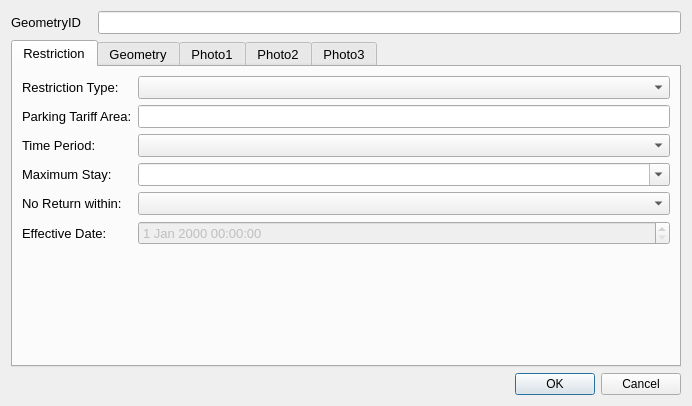
Old version of the form ui/pta_dialog_base_qt5.ui in the repository tlh22/TOMs.
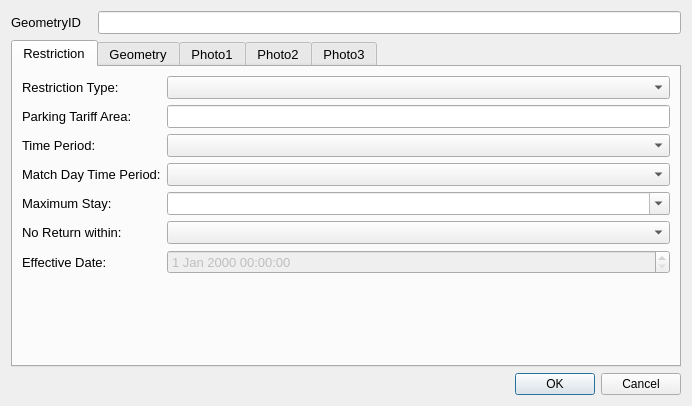
New version of the form. Custom widgets are drawn as their Qt base class.

Commit message:
Accepting Match Day
Need to add label details ...

```diff
--- a/ui/pta_dialog_base_qt5.ui
+++ b/ui/pta_dialog_base_qt5.ui
@@ -149,7 +149,7 @@
        <item row="3" column="1">
         <widget class="QComboBox" name="TimePeriodID"/>
        </item>
-       <item row="4" column="0">
+       <item row="7" column="0">
         <widget class="QLabel" name="lbl_WaitingTimePeriod">
          <property name="minimumSize">
           <size>
@@ -170,14 +170,14 @@
          </property>
         </widget>
        </item>
-       <item row="4" column="1">
+       <item row="7" column="1">
         <widget class="QComboBox" name="MaxStayID">
          <property name="editable">
           <bool>true</bool>
          </property>
         </widget>
        </item>
-       <item row="5" column="0">
+       <item row="8" column="0">
         <widget class="QLabel" name="lbl_WaitingTimePeriod_2">
          <property name="minimumSize">
           <size>
@@ -198,17 +198,17 @@
          </property>
         </widget>
        </item>
-       <item row="5" column="1">
+       <item row="8" column="1">
         <widget class="QComboBox" name="NoReturnID"/>
        </item>
-       <item row="8" column="0">
+       <item row="11" column="0">
         <widget class="QLabel" name="lbl_OpenDate">
          <property name="text">
           <string>Effective Date:</string>
          </property>
         </widget>
        </item>
-       <item row="8" column="1">
+       <item row="11" column="1">
         <widget class="QgsDateTimeEdit" name="OpenDate">
          <property name="enabled">
           <bool>false</bool>
@@ -218,6 +218,19 @@
        <item row="1" column="1">
         <widget class="QLineEdit" name="ParkingTariffArea"/>
        </item>
+       <item row="6" column="0">
+        <widget class="QLabel" name="label_6">
+         <property name="text">
+          <string>Match Day Time Period:</string>
+         </property>
+         <property name="wordWrap">
+          <bool>true</bool>
+         </property>
+        </widget>
+       </item>
+       <item row="6" column="1">
+        <widget class="QComboBox" name="MatchDayTimePeriodID"/>
+       </item>
       </layout>
      </widget>
      <widget class="QWidget" name="tab">
```
The commit also changes 13 other files.
